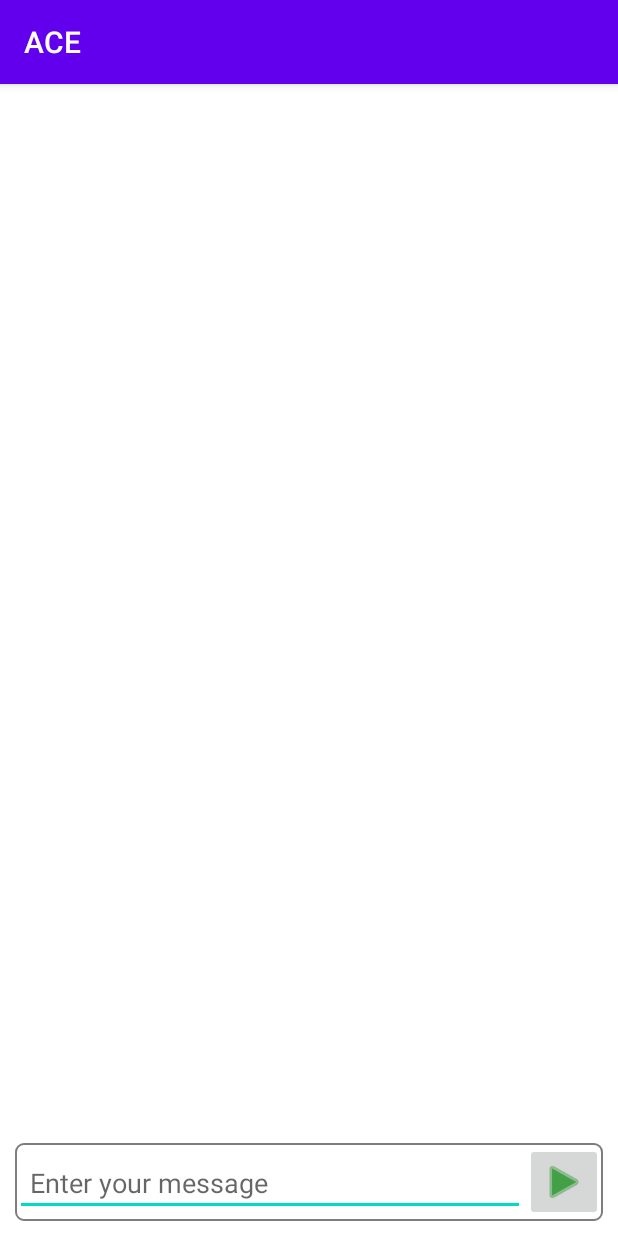
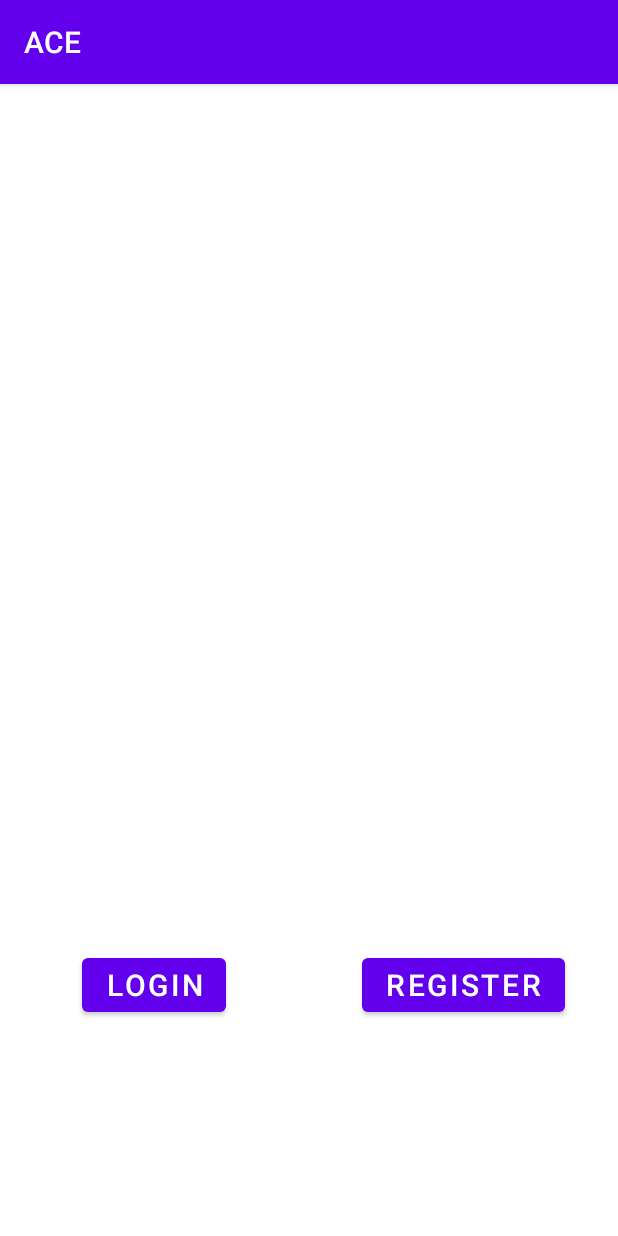
Before and after one commit to jasonYeloooooo/ACE, an Android app: the screen it shows after launch (MainActivity), on a phone screen of 412 x 824 dp. Run offline under Robolectric (Android 15) with nearby library versions, the phone set to English and light mode, and no system bars.

```diff
--- a/app/src/main/java/com/example/ace/Login.java
+++ b/app/src/main/java/com/example/ace/Login.java
@@ -78,7 +78,7 @@ public class Login extends AppCompatActivity {
 
                                     // if sign-in is successful
                                     // intent to home activity
-                                    Intent intent=new Intent(Login.this,firstPage.class);
+                                    Intent intent=new Intent(Login.this,SecondActivity.class);
                                     startActivity(intent);
                                 }
 
--- a/app/src/main/java/com/example/ace/MainActivity.java
+++ b/app/src/main/java/com/example/ace/MainActivity.java
@@ -2,133 +2,44 @@ package com.example.ace;
 
 import android.content.Intent;
 import android.os.Bundle;
-//import android.os.Message;
+
 import android.view.View;
 import android.widget.Button;
-import android.util.Log;
 
-import android.widget.EditText;
-import android.widget.ImageButton;
-import android.widget.Toast;
 import androidx.appcompat.app.AppCompatActivity;
-import androidx.recyclerview.widget.RecyclerView;
-import com.example.ace.adapters.ChatAdapter;
-import com.example.ace.helpers.SendMessageInBg;
-import com.example.ace.interfaces.BotReply;
-import com.example.ace.models.Message;
-import com.google.api.gax.core.FixedCredentialsProvider;
-import com.google.auth.oauth2.GoogleCredentials;
-import com.google.auth.oauth2.ServiceAccountCredentials;
-import com.google.cloud.dialogflow.v2.DetectIntentResponse;
-import com.google.cloud.dialogflow.v2.QueryInput;
-import com.google.cloud.dialogflow.v2.SessionName;
-import com.google.cloud.dialogflow.v2.SessionsClient;
-import com.google.cloud.dialogflow.v2.SessionsSettings;
-import com.google.cloud.dialogflow.v2.TextInput;
-import com.google.common.collect.Lists;
 
 
-import java.io.InputStream;
-import java.util.ArrayList;
-import java.util.List;
-import java.util.Objects;
-import java.util.UUID;
 
-
-// connors branch
-
-public class MainActivity extends AppCompatActivity implements BotReply {
+public class MainActivity extends AppCompatActivity {
     private Button signinBtn;
     private Button registerBtn;
-
-    RecyclerView chatView;
-    ChatAdapter chatAdapter;
-    List<Message> messageList = new ArrayList<>();
-    EditText editMessage;
-    ImageButton btnSend;
-
-    //dialogFlow
-    private SessionsClient sessionsClient;
-    private SessionName sessionName;
-    private  String uuid = UUID.randomUUID().toString();
-    private String TAG = "mainactivity";
-
 
     @Override
     protected void onCreate(Bundle savedInstanceState) {
         super.onCreate(savedInstanceState);
         setContentView(R.layout.activity_main);
-        chatView = findViewById(R.id.chatView);
-        editMessage = findViewById(R.id.editMessage);
-        btnSend = findViewById(R.id.btnSend);
 
-
-        chatAdapter = new ChatAdapter(messageList, this);
-        chatView.setAdapter(chatAdapter);
-
-        btnSend.setOnClickListener(new View.OnClickListener() {
-            @Override public void onClick(View view) {
-                String message = editMessage.getText().toString();
-                if (!message.isEmpty()){
-                    messageList.add(new Message(message,false));
-                    editMessage.setText("");
-                    sendMessageToBot(message);
-                    Objects.requireNonNull(chatView.getAdapter()).notifyDataSetChanged();
-                    Objects.requireNonNull(chatView.getLayoutManager())
-                            .scrollToPosition(messageList.size()-1);
-                }else{
-                    Toast.makeText(MainActivity.this, "Please enter text", Toast.LENGTH_SHORT).show();
-                }
+        //click the Login button, jump to the login page
+        signinBtn = findViewById(R.id.signInBtn);
+        signinBtn.setOnClickListener(new View.OnClickListener() {
+            @Override
+            public void onClick(View view) {
+                Intent intent=new Intent(MainActivity.this, Login.class);
+                startActivity(intent);
             }
         });
 
-        setUpBot();
-
-    }
-
-    private void setUpBot(){
-        try {
-            InputStream stream = this.getResources().openRawResource(R.raw.credential);
-            GoogleCredentials credentials = GoogleCredentials.fromStream(stream)
-                    .createScoped(Lists.newArrayList("https://www.googleapis.com/auth/cloud-platform"));
-            String projectId =  ((ServiceAccountCredentials) credentials).getProjectId();
-
-            SessionsSettings.Builder settingsBuilder = SessionsSettings.newBuilder();
-            SessionsSettings sessionsSettings = settingsBuilder.setCredentialsProvider(
-                    FixedCredentialsProvider.create(credentials)).build();
-            sessionsClient = SessionsClient.create(sessionsSettings);
-            sessionName = SessionName.of(projectId, uuid);
-
-            Log.d(TAG, "projectId: " + projectId);
+        //click the register button to re
+        registerBtn = findViewById(R.id.registerBtn);
+        registerBtn.setOnClickListener(new View.OnClickListener() {
+            @Override
+            public void onClick(View view) {
+                Intent intent=new Intent(MainActivity.this, Register.class);
+                startActivity(intent);
+            }
+        });
 
 
-        }catch (Exception e){
-            Log.d(TAG, "setUpBot: " + e.getMessage());
-        }
-    }
-
-    private void sendMessageToBot(String message) {
-        QueryInput input = QueryInput.newBuilder()
-                .setText(TextInput.newBuilder().setText(message).setLanguageCode("en-US")).build();
-
-        new SendMessageInBg(this, sessionName, sessionsClient, input);//*//*.execute()*//*;
-
-    }
-
-    @Override
-    public void callback(DetectIntentResponse returnResponse) {
-        if(returnResponse != null){
-            String botReply = returnResponse.getQueryResult().getFulfillmentText();
-            if(!botReply.isEmpty()){
-                messageList.add(new Message(botReply, true));
-                chatAdapter.notifyDataSetChanged();
-                chatView.getLayoutManager().scrollToPosition(messageList.size()-1);
-            }else{
-                Toast.makeText(this, "something went wrong", Toast.LENGTH_SHORT).show();
-            }
-        }else{
-            Toast.makeText(this, "failed to connect", Toast.LENGTH_SHORT).show();
-        }
 
     }
 }
--- a/app/src/main/res/layout/activity_main.xml
+++ b/app/src/main/res/layout/activity_main.xml
@@ -1,5 +1,4 @@
 <?xml version="1.0" encoding="utf-8"?>
-<!--
 <LinearLayout xmlns:android="http://schemas.android.com/apk/res/android"
     xmlns:app="http://schemas.android.com/apk/res-auto"
     xmlns:tools="http://schemas.android.com/tools"
@@ -92,64 +91,3 @@
 
 
 </LinearLayout>
--->
-
-<androidx.constraintlayout.widget.ConstraintLayout xmlns:android="http://schemas.android.com/apk/res/android"
-xmlns:app="http://schemas.android.com/apk/res-auto"
-xmlns:tools="http://schemas.android.com/tools"
-android:layout_width="match_parent"
-android:layout_height="match_parent"
-tools:context=".MainActivity">
-
-
-<androidx.constraintlayout.widget.ConstraintLayout
-    android:id="@+id/constraintLayout"
-    android:layout_width="0dp"
-    android:layout_height="wrap_content"
-    android:layout_margin="10dp"
-    android:background="@drawable/border_outline"
-    app:layout_constraintBottom_toBottomOf="parent"
-    app:layout_constraintEnd_toEndOf="parent"
-    app:layout_constraintTop_toBottomOf="@id/chatView"
-    app:layout_constraintStart_toStartOf="parent">
-
-    <EditText
-        android:id="@+id/editMessage"
-        android:layout_width="0dp"
-        android:layout_height="wrap_content"
-        android:ems="10"
-        android:inputType="textPersonName"
-        android:padding="10dp"
-        android:hint="Enter your message"
-        app:layout_constraintBottom_toBottomOf="parent"
-        app:layout_constraintEnd_toStartOf="@+id/btnSend"
-        app:layout_constraintStart_toStartOf="parent"
-        app:layout_constraintTop_toTopOf="parent" />
-
-    <ImageButton
-        android:id="@+id/btnSend"
-        android:layout_width="wrap_content"
-        android:layout_height="wrap_content"
-        android:padding="10dp"
-        app:tint="#43A047"
-        app:layout_constraintBottom_toBottomOf="parent"
-        app:layout_constraintRight_toRightOf="parent"
-        app:layout_constraintTop_toTopOf="parent"
-        app:srcCompat="@android:drawable/ic_media_play" />
-</androidx.constraintlayout.widget.ConstraintLayout>
-
-<androidx.recyclerview.widget.RecyclerView
-    android:layout_width="match_parent"
-    android:layout_height="0dp"
-    android:id="@+id/chatView"
-    app:layoutManager="androidx.recyclerview.widget.LinearLayoutManager"
-    android:orientation="vertical"
-    tools:listitem="@layout/adapter_message_one"
-    app:stackFromEnd="true"
-    tools:itemCount="2"
-    app:layout_constraintStart_toStartOf="parent"
-    app:layout_constraintBottom_toTopOf="@id/constraintLayout"
-    app:layout_constraintTop_toTopOf="parent"
-    tools:layout_editor_absoluteY="1dp" />
-
-</androidx.constraintlayout.widget.ConstraintLayout>
```
Also changed, not shown: app/build.gradle (+7 -1 lines), app/src/main/AndroidManifest.xml (+19 -12 lines), app/src/main/java/com/example/ace/SecondActivity.java (added, +246 -0 lines), app/src/main/res/layout/activity_second.xml (added, +76 -0 lines).
